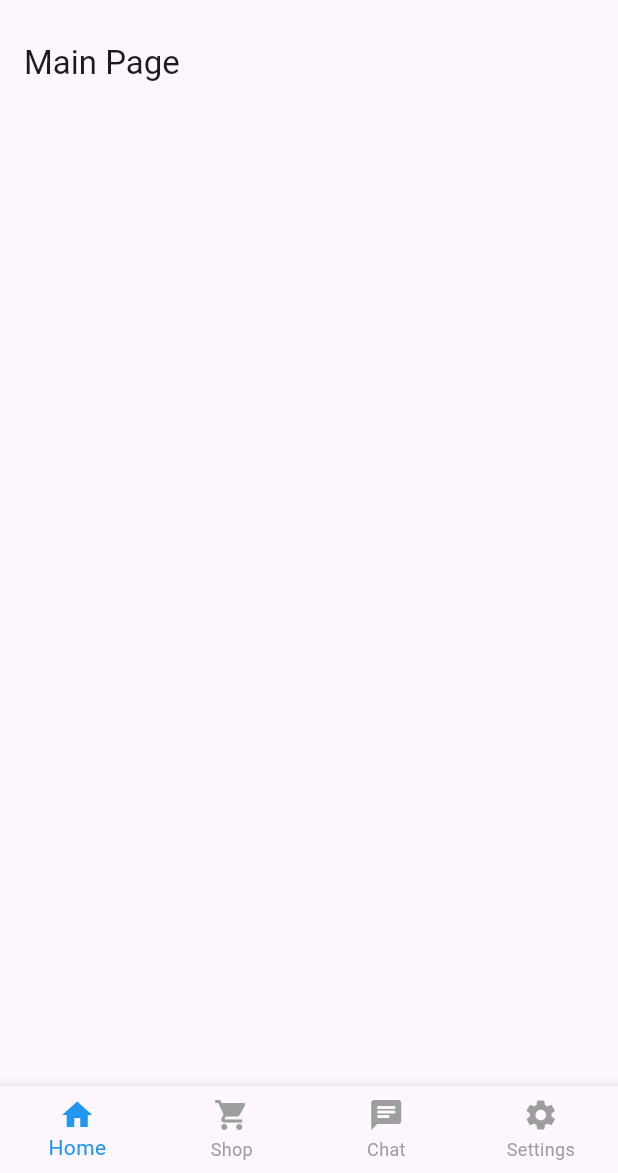
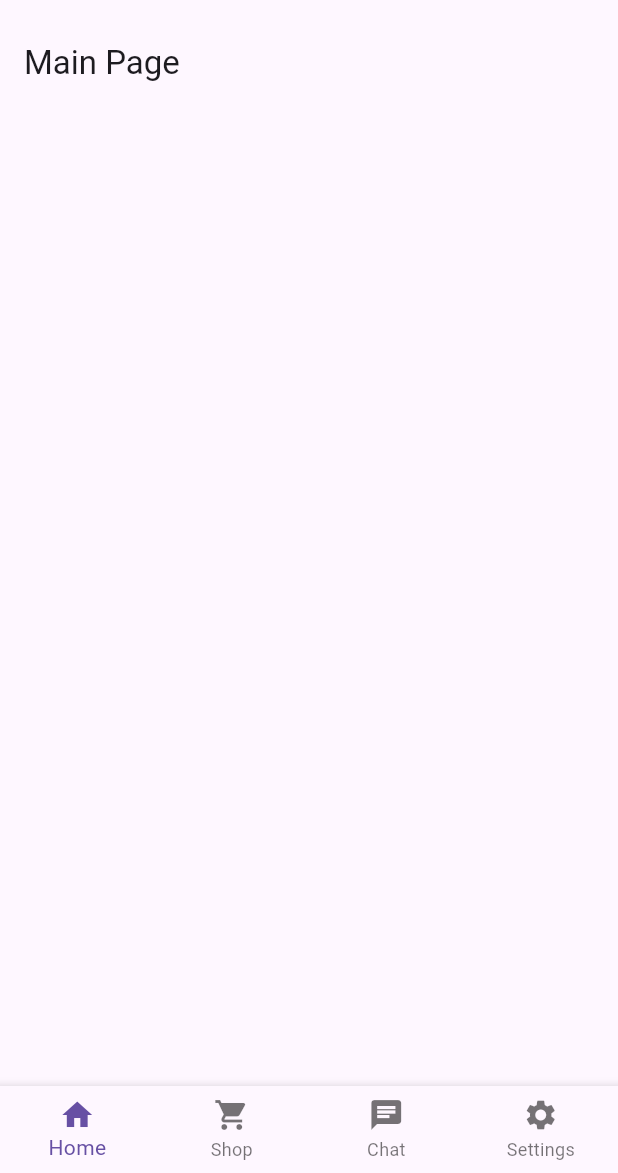
Before and after one commit to TheHuntingGame/the_hunting_game, a Flutter app: the screen it shows after launch, after a tap on "Join Game", on a phone screen of 412 x 824 dp, the part 63-1236 px from its top. Run offline on Flutter 3.47's test engine with Material 3 defaults, Android fonts, the phone set to English and light mode, and no system bars; our stand-ins replace qr_flutter.

Commit message:
default to material3 on all platforms

```diff
--- a/lib/main.dart
+++ b/lib/main.dart
@@ -15,6 +15,9 @@
     return MaterialApp(
       title: 'Flutter Demo',
       debugShowCheckedModeBanner: false,
+      theme: ThemeData(
+        useMaterial3: true, // Enable Material 3
+      ),
       home: HomePage(),
     );
   }
--- a/lib/pages/bottom_navigation.dart
+++ b/lib/pages/bottom_navigation.dart
@@ -47,8 +47,6 @@ class _MainPageState extends State<BottomNavigation> {
         child: BottomNavigationBar(
           currentIndex: _selectedIndex,
           onTap: _navigateBottomBar,
-    unselectedItemColor: Colors.grey, // Color for unselected items
-    selectedItemColor: Colors.blue, // Color for selected item
           showSelectedLabels: true, // Always show labels for selected items
           showUnselectedLabels: true, // Always show labels for unselected items
           type: BottomNavigationBarType.fixed,
```
Lines whose indentation alone changed are shown as unchanged.
